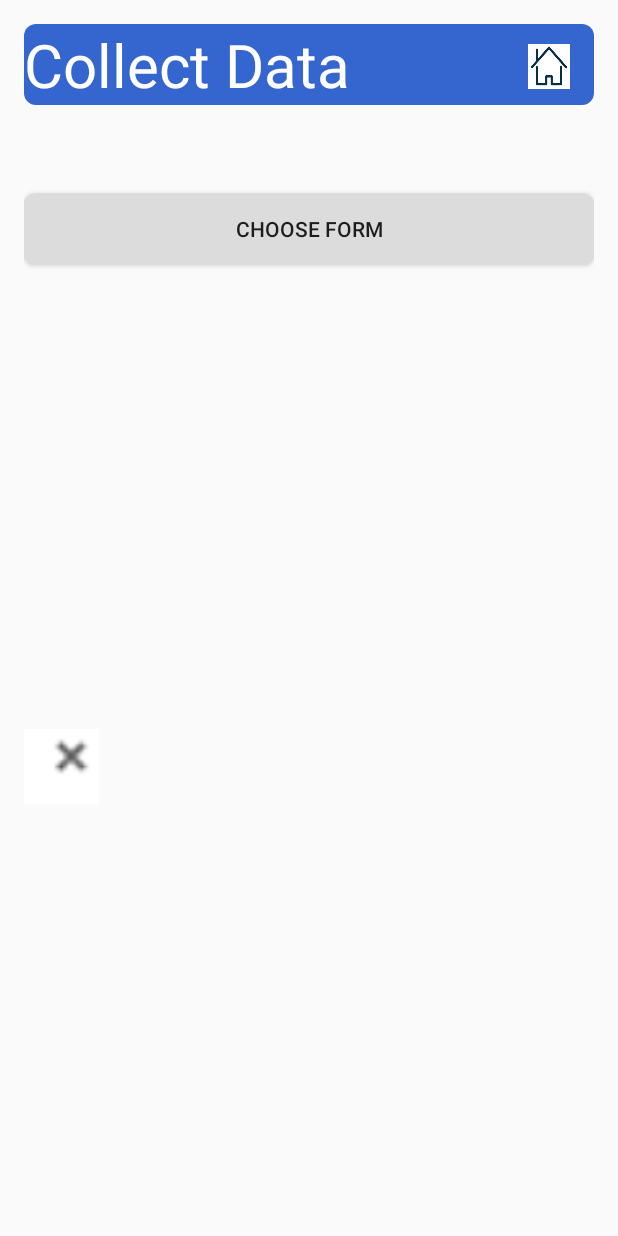
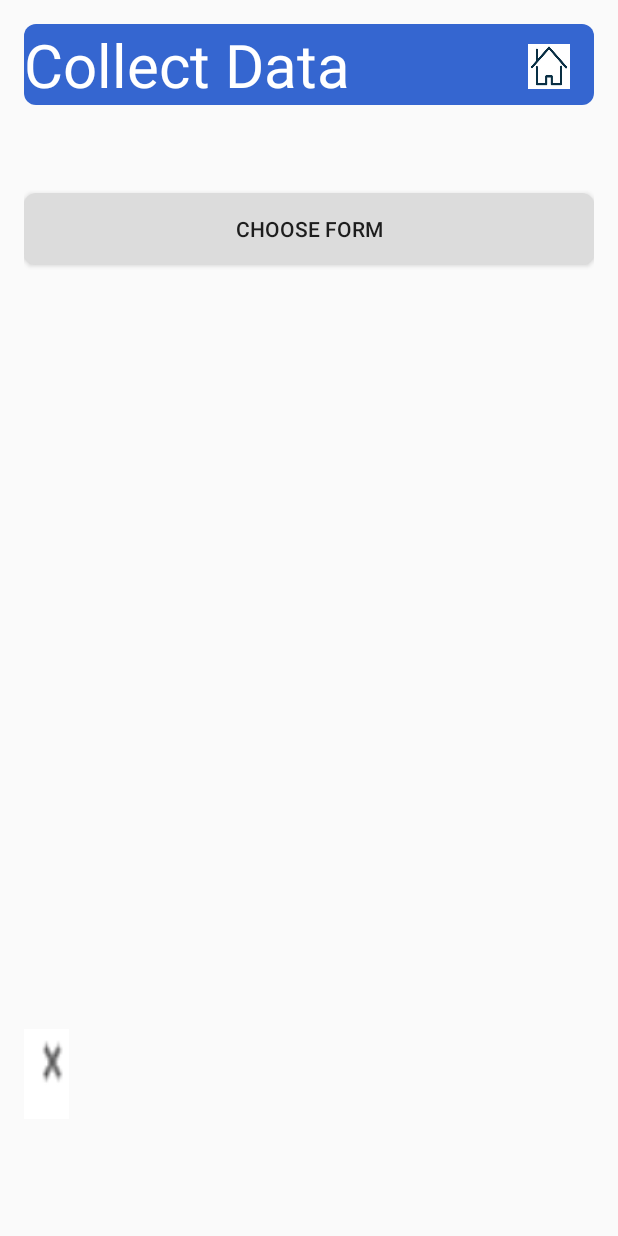
Before and after one commit to kjagannath3/EpiInfoFeatureImplementationJD3333, an Android app built with Jetpack Compose: the CollectData screen opened directly, with no data from a screen before it, on a phone screen of 412 x 824 dp. Run offline under Robolectric (Android 15) with nearby library versions, the phone set to English and light mode, and no system bars.

Commit message:
fixed the x button

```diff
--- a/app/src/main/res/layout/activity_collect_data.xml
+++ b/app/src/main/res/layout/activity_collect_data.xml
@@ -44,10 +44,9 @@
 
     <Button
         android:id="@+id/close"
-        android:layout_width="50dp"
-        android:layout_height="50dp"
-        android:layout_marginEnd="185dp"
-        android:layout_marginTop="470dp"
+        android:layout_width="30dp"
+        android:layout_height="60dp"
+        android:layout_marginTop="670dp"
         android:background="@drawable/close" />
 
     <Spinner
```
